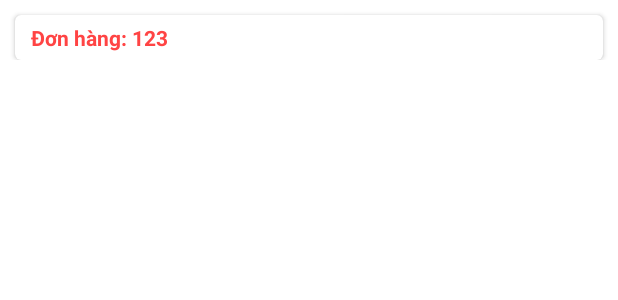
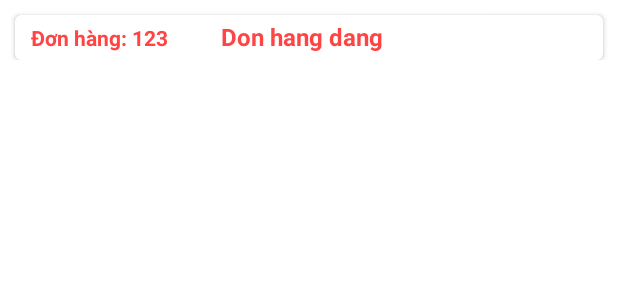
Before and after one commit to DuyTran242/ProjectMobileApp, an Android app: the layout item_don_hang.xml on its own in the app's theme, with its tools: preview values and no code run, on a phone screen of 412 x 824 dp. Shown: the top 300 px of the screen. Run offline under Robolectric (Android 15) with nearby library versions, the light colour scheme and no system bars.

Commit message:
cập nhật chức năng xác thực đơn hàng

```diff
--- a/app/src/main/java/com/example/lab2/Service/EmailService.java
+++ b/app/src/main/java/com/example/lab2/Service/EmailService.java
@@ -61,7 +61,7 @@ public class EmailService {
                 Log.d(TAG, "To: " + recipientEmail);
 
                 // Tạo session với authentication
-                Session session = Session.getInstance(props, new Authenticator() {
+                javax.mail.Session session = Session.getInstance(props, new Authenticator() {
                     @Override
                     protected PasswordAuthentication getPasswordAuthentication() {
                         return new PasswordAuthentication(
--- a/app/src/main/java/com/example/lab2/utils/Utils.java
+++ b/app/src/main/java/com/example/lab2/utils/Utils.java
@@ -7,7 +7,7 @@ import java.util.ArrayList;
 import java.util.List;
 
 public class Utils {
-    public static final String BASE_URL = "http://10.0.2.2/banhang/";
+    public static final String BASE_URL = "http://10.0.238.190/banhang/";
     public static List<GioHang> manggiohang;
     public static List<GioHang> mangmuahang = new ArrayList<>();
     public static User user_current = new User();
--- a/app/src/main/res/layout/item_don_hang.xml
+++ b/app/src/main/res/layout/item_don_hang.xml
@@ -14,15 +14,34 @@
         android:orientation="vertical"
         android:layout_width="match_parent"
         android:layout_height="wrap_content">
-        <TextView
-            android:id="@+id/iddonhang"
-            android:text="Đơn hàng: 123"
-            android:textColor="@android:color/holo_red_light"
-            android:textStyle="bold"
-            android:layout_marginLeft="5dp"
-            android:padding="5dp"
+
+        <LinearLayout
             android:layout_width="match_parent"
-            android:layout_height="wrap_content"/>
+            android:layout_height="wrap_content"
+            android:orientation="horizontal">
+
+            <TextView
+                android:id="@+id/iddonhang"
+                android:layout_width="wrap_content"
+                android:layout_height="wrap_content"
+                android:layout_marginLeft="5dp"
+                android:padding="5dp"
+                android:text="Đơn hàng: 123"
+                android:textColor="@android:color/holo_red_light"
+                android:textStyle="bold" />
+
+            <TextView
+                android:id="@+id/tinhtrang"
+                android:layout_marginLeft="30dp"
+                android:text="Don hang dang"
+                android:textColor="@android:color/holo_red_light"
+                android:textSize="16sp"
+                android:textStyle="bold"
+                android:layout_width="wrap_content"
+                android:layout_height="wrap_content"/>
+
+        </LinearLayout>
+
         <androidx.recyclerview.widget.RecyclerView
             android:id="@+id/recycleview_chitiet"
             android:layout_marginLeft="10dp"
```
Also changed, not shown: app/src/main/java/com/example/lab2/activity/MainActivity.java (+2 -5 lines), app/src/main/java/com/example/lab2/activity/XemDonActivity.java (+93 -0 lines), app/src/main/java/com/example/lab2/adapter/DonHangAdapter.java (+47 -2 lines), app/src/main/java/com/example/lab2/model/DonHang.java (+9 -0 lines), app/src/main/java/com/example/lab2/model/EventBus/DonHangEvent.java (added, +19 -0 lines), app/src/main/java/com/example/lab2/retrofit/ApiBanHang.java (+7 -0 lines), app/src/main/res/layout/dialog_donhang.xml (added, +33 -0 lines).
